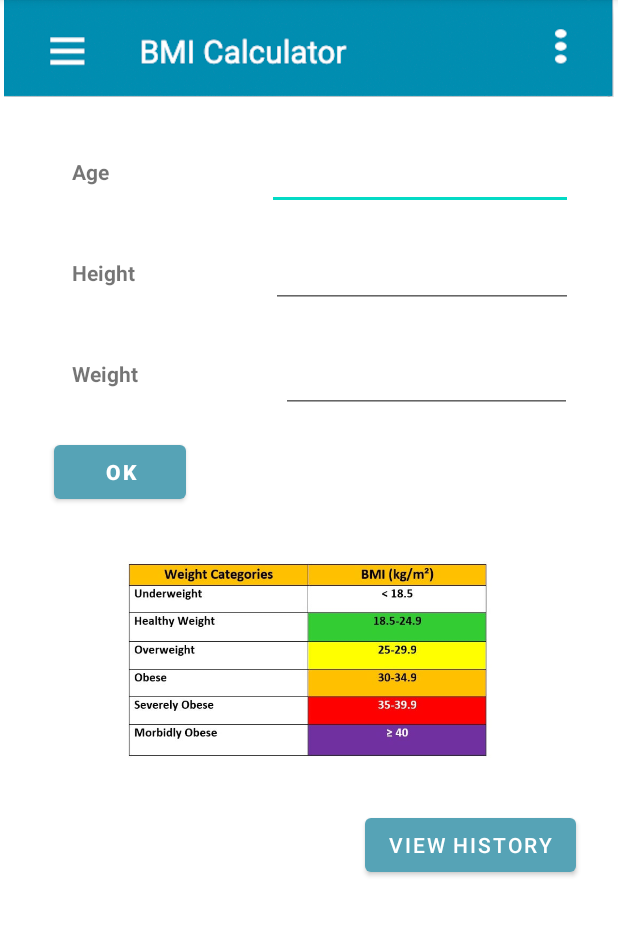
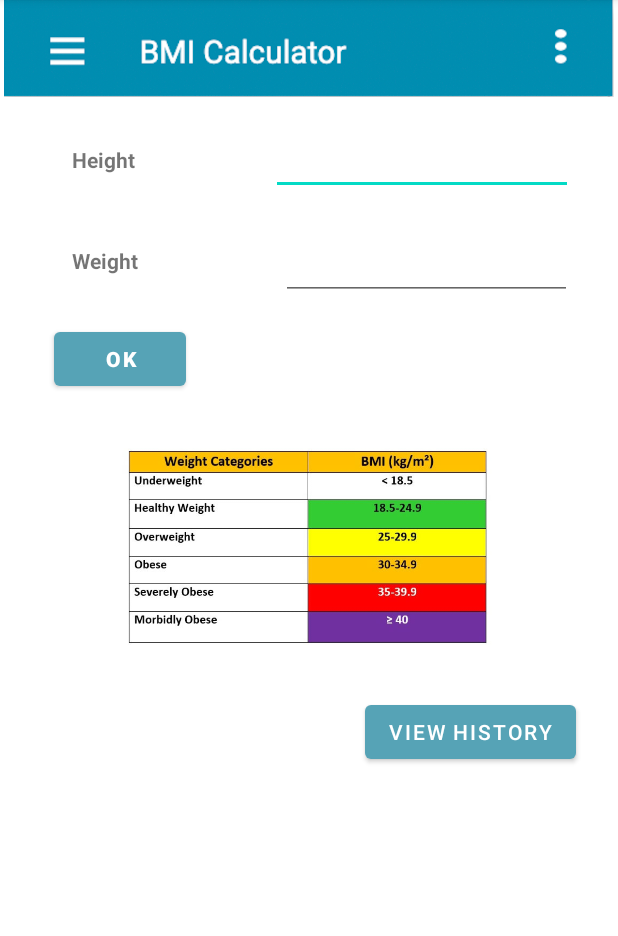
Before and after one commit to kethmi501/The-Chosen-Ones, an Android app: the main screen opened directly, with no data from a screen before it, on a phone screen of 412 x 824 dp, the part 85-1021 px from its top. Run offline under Robolectric (Android 15) with nearby library versions, the phone set to English and light mode, and no system bars.

Commit message:
add file

```diff
--- a/app/src/main/java/com/example/healthopedia/main.java
+++ b/app/src/main/java/com/example/healthopedia/main.java
@@ -6,18 +6,45 @@ import android.content.Intent;
 import android.os.Bundle;
 import android.view.View;
 import android.widget.Button;
+import android.widget.EditText;
+import android.widget.TextView;
 
 public class main extends AppCompatActivity {
-    Button btn_vhis;
+    private Button btn_vhis;
+    private Button btn_ok;
+    private TextView tv_ans;
+    private EditText Etheight;
+    private EditText Etweight;
+
 
     @Override
     protected void onCreate(Bundle savedInstanceState) {
         super.onCreate(savedInstanceState);
         setContentView(R.layout.activity_main2);
+        btn_vhis = (Button)findViewById(R.id.btn_vhis);
 
-        btn_vhis = findViewById(R.id.btn_vhis);
+        btn_ok = (Button)findViewById(R.id.btn_ok);
+        tv_ans = (TextView) findViewById(R.id.tv_ans);
+        Etheight = (EditText)findViewById(R.id.Etheight);
+        Etweight = (EditText)findViewById(R.id.Etweight);
+
+        btn_ok.setOnClickListener(new View.OnClickListener() {
+            @Override
+            public void onClick(View v) {
+                float num2 = Integer.parseInt(Etheight.getText().toString());
+                float num3 = Integer.parseInt(Etweight.getText().toString());
+                float s = (num2 * num2);
+                float t = num3/s;
+                tv_ans.setText("ans : "+t);
+            }
+        });
+
     }
 
+    public void sum(View v)
+    {
+
+    }
     public void OnClick14(View v){
         Intent intent = new Intent(this,main6.class);
         startActivity(intent);
--- a/app/src/main/res/layout/activity_main2.xml
+++ b/app/src/main/res/layout/activity_main2.xml
@@ -4,20 +4,8 @@
     xmlns:tools="http://schemas.android.com/tools"
     android:layout_width="match_parent"
     android:layout_height="wrap_content"
+    android:onClick="sum"
     tools:context=".main">
-
-    <TextView
-        android:id="@+id/tv_age"
-        android:layout_width="wrap_content"
-        android:layout_height="wrap_content"
-        android:layout_marginStart="48dp"
-        android:layout_marginLeft="48dp"
-        android:layout_marginTop="40dp"
-        android:text="@string/tv_age"
-        android:textSize="14sp"
-        android:textStyle="bold"
-        app:layout_constraintStart_toStartOf="parent"
-        app:layout_constraintTop_toBottomOf="@+id/imageView3" />
 
     <TextView
         android:id="@+id/tv_height"
@@ -25,12 +13,12 @@
         android:layout_height="wrap_content"
         android:layout_marginStart="48dp"
         android:layout_marginLeft="48dp"
-        android:layout_marginTop="48dp"
+        android:layout_marginTop="32dp"
         android:text="@string/tv_height"
         android:textSize="14sp"
         android:textStyle="bold"
         app:layout_constraintStart_toStartOf="parent"
-        app:layout_constraintTop_toBottomOf="@+id/tv_age" />
+        app:layout_constraintTop_toBottomOf="@+id/imageView3" />
 
     <TextView
         android:id="@+id/tv_weight"
@@ -52,6 +40,7 @@
         android:layout_marginStart="36dp"
         android:layout_marginLeft="36dp"
         android:layout_marginTop="32dp"
+        android:onClick="sum"
         android:text="@string/btn_ok"
         android:textSize="14sp"
         android:textStyle="bold"
@@ -60,19 +49,7 @@
         app:layout_constraintTop_toBottomOf="@+id/tv_weight" />
 
     <EditText
-        android:id="@+id/editTextNumber"
-        android:layout_width="204dp"
-        android:layout_height="50dp"
-        android:ems="10"
-        android:inputType="number"
-        android:textSize="14sp"
-        app:layout_constraintBaseline_toBaselineOf="@+id/tv_age"
-        app:layout_constraintEnd_toEndOf="parent"
-        app:layout_constraintHorizontal_bias="0.776"
-        app:layout_constraintStart_toEndOf="@+id/tv_age" />
-
-    <EditText
-        android:id="@+id/editTextNumber2"
+        android:id="@+id/Etheight"
         android:layout_width="201dp"
         android:layout_height="46dp"
         android:ems="10"
@@ -84,7 +61,7 @@
         app:layout_constraintStart_toEndOf="@+id/tv_height" />
 
     <EditText
-        android:id="@+id/editTextNumber3"
+        android:id="@+id/Etweight"
         android:layout_width="194dp"
         android:layout_height="51dp"
         android:layout_marginStart="40dp"
@@ -103,6 +80,7 @@
         android:layout_height="31dp"
         android:layout_marginStart="116dp"
         android:layout_marginLeft="116dp"
+        android:onClick="sum"
         android:text="@string/tv_ans"
         android:textSize="14sp"
         app:layout_constraintBaseline_toBaselineOf="@+id/btn_ok"
```
Also changed, not shown: app/src/main/java/com/example/healthopedia/BMICalcUtil.java (deleted).
